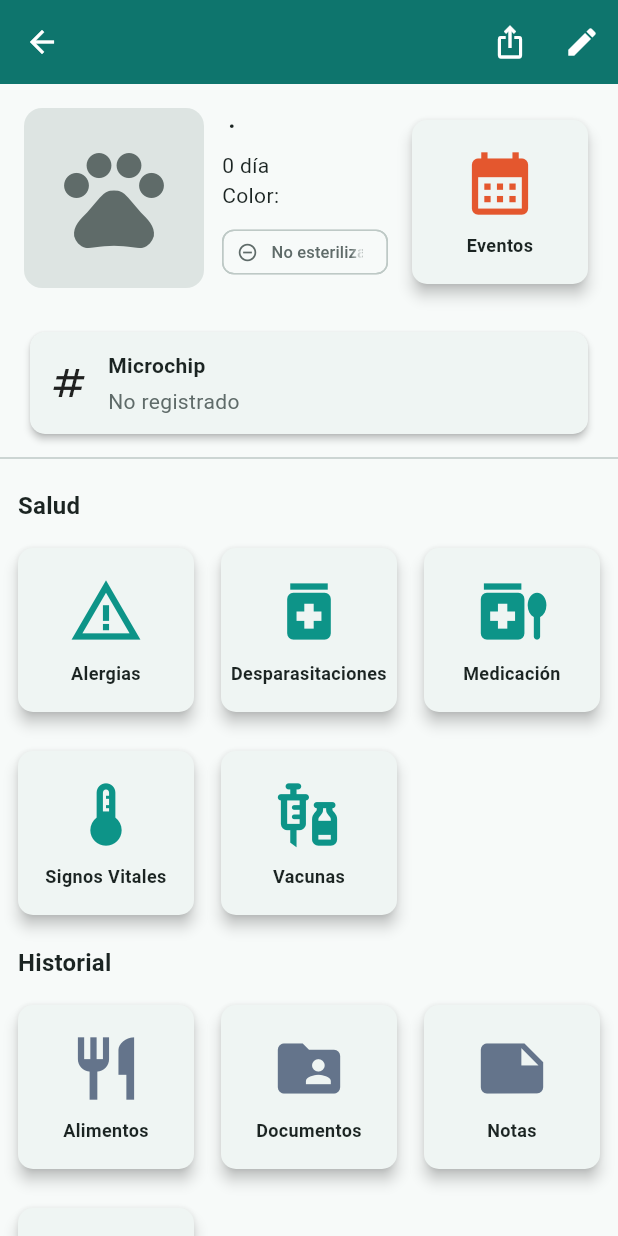
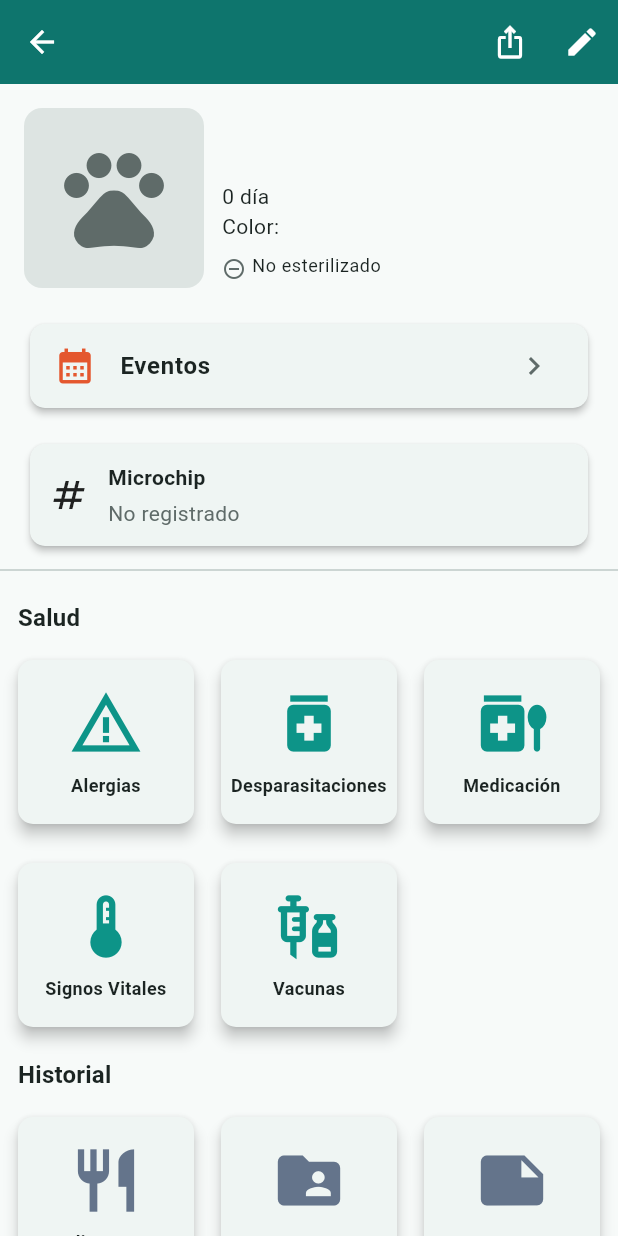
Before and after one commit to Soofiaa/pet_pal, a Flutter app: the PetDetailScreen screen opened directly with empty values, on a phone screen of 412 x 824 dp. Run offline on Flutter 3.47's test engine with Material 3 defaults, Android fonts, the phone set to English and light mode, and no system bars; our stand-ins replace csv, file_picker, fl_chart, flutter_image_compress, flutter_local_notifications, flutter_riverpod and 10 more; missing offline and left inert: app_settings, pro_image_editor; accounts and stored records are empty.

Commit message:
Detalle de mascota: ajustes tras revisión en emulador
- Especie y raza en líneas separadas
- Esterilizado como ícono con texto que envuelve (se cortaba con fuente 1.5)
- Eventos pasa a fila ancha bajo la cabecera para dar ancho a los datos

Co-authored-by: Copilot <223556219+Copilot@users.noreply.github.com>

```diff
--- a/lib/screens/pet_detail_screen/pet_detail_screen.dart
+++ b/lib/screens/pet_detail_screen/pet_detail_screen.dart
@@ -360,39 +360,53 @@ class _PetDetailScreenState extends State<PetDetailScreen> {
                         crossAxisAlignment: CrossAxisAlignment.start,
                         children: [
                           Text(
-                            '${_pet.species} · ${_pet.breed}',
+                            _pet.species,
                             style: Theme.of(context).textTheme.titleMedium?.copyWith(fontWeight: FontWeight.bold),
                           ),
+                          Text(_pet.breed),
                           const SizedBox(height: 4),
                           Text(_pet.detailedAge),
                           Text('Color: ${_pet.color}'),
                           const SizedBox(height: 8),
-                          Chip(
-                            visualDensity: VisualDensity.compact,
-                            label: Text(
-                              _pet.isNeutered ? 'Esterilizado' : 'No esterilizado',
-                              style: const TextStyle(fontSize: 11),
-                            ),
-                            avatar: Icon(
+                          Row(
+                            crossAxisAlignment: CrossAxisAlignment.start,
+                            children: [
+                              Padding(
+                                padding: const EdgeInsets.only(top: 2),
+                                child: Icon(
                                   _pet.isNeutered ? Icons.check_circle : Icons.remove_circle_outline,
-                              size: 14,
+                                  size: 16,
                                   color: _pet.isNeutered
                                       ? Theme.of(context).colorScheme.primary
                                       : Theme.of(context).colorScheme.onSurfaceVariant,
                                 ),
                               ),
+                              const SizedBox(width: 4),
+                              Expanded(
+                                child: Text(
+                                  _pet.isNeutered ? 'Esterilizado' : 'No esterilizado',
+                                  style: Theme.of(context).textTheme.bodySmall,
+                                ),
+                              ),
+                            ],
+                          ),
                         ],
                       ),
                     ),
                   ),
-                  SizedBox(
-                    width: gridItemWidth,
-                    height: gridItemWidth,
-                    child: _buildFeatureCard(
-                      context,
-                      title: 'Eventos',
-                      icon: Icons.calendar_month,
-                      color: CategoryColors.agenda,
+                ],
+              ),
+            ),
+
+            Padding(
+              padding: const EdgeInsets.fromLTRB(16, 0, 16, 8),
+              child: Card(
+                elevation: 2,
+                shape: RoundedRectangleBorder(borderRadius: BorderRadius.circular(10)),
+                child: ListTile(
+                  leading: const Icon(Icons.calendar_month, size: 28, color: CategoryColors.agenda),
+                  title: const Text('Eventos', style: TextStyle(fontWeight: FontWeight.bold)),
+                  trailing: const Icon(Icons.chevron_right),
                   onTap: () {
                     Navigator.push(
                       context,
@@ -400,8 +414,6 @@ class _PetDetailScreenState extends State<PetDetailScreen> {
                     );
                   },
                 ),
-                  ),
-                ],
               ),
             ),
 
```
Lines whose indentation alone changed are shown as unchanged.
